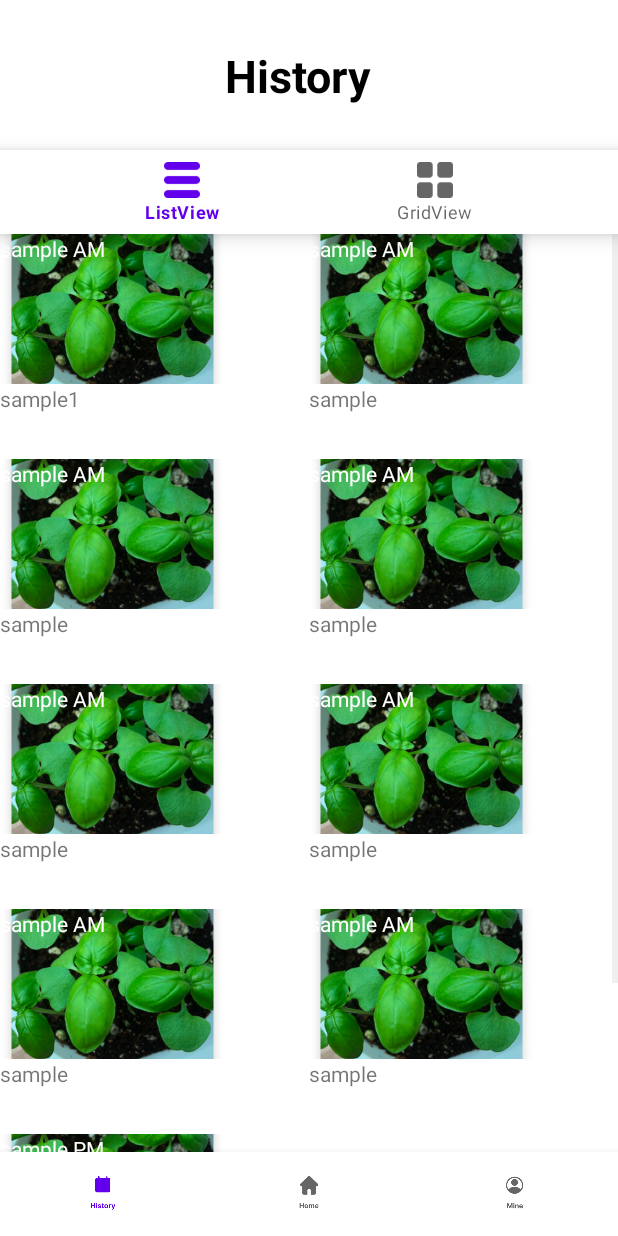
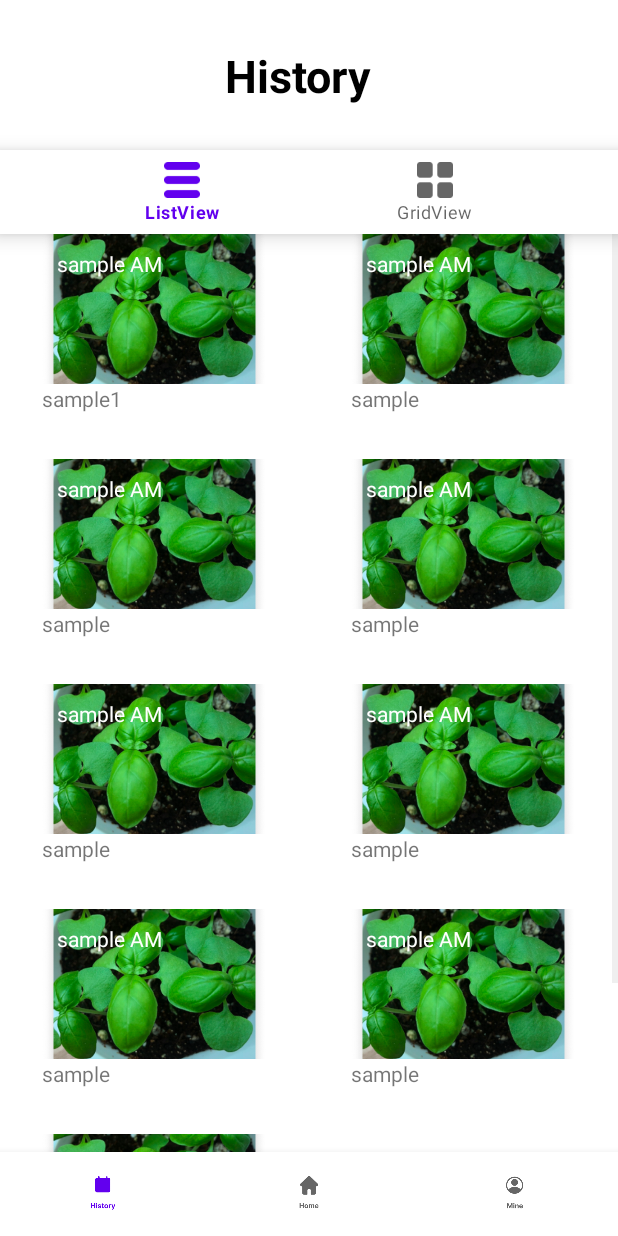
Before and after one commit to dragosh0705/NewMedia, an Android app: the history2 screen opened directly, with no data from a screen before it, on a phone screen of 412 x 824 dp. Run offline under Robolectric (Android 15) with nearby library versions, the phone set to English and light mode, and no system bars.

Commit message:
feat:Adding_done_except_ImageView

```diff
--- a/app/src/main/res/layout/daily_grid_layout.xml
+++ b/app/src/main/res/layout/daily_grid_layout.xml
@@ -1,14 +1,10 @@
 <?xml version="1.0" encoding="utf-8"?>
-<LinearLayout xmlns:android="http://schemas.android.com/apk/res/android"
+<androidx.constraintlayout.widget.ConstraintLayout xmlns:android="http://schemas.android.com/apk/res/android"
     android:layout_width="150dp"
     android:layout_height="150dp"
     xmlns:app="http://schemas.android.com/apk/res-auto"
     android:orientation="vertical">
 
-    <androidx.constraintlayout.widget.ConstraintLayout
-        android:layout_width="match_parent"
-        android:layout_height="wrap_content"
-        >
 
 
     <ImageView
@@ -16,8 +12,8 @@
         android:layout_width="match_parent"
         android:layout_height="100dp"
         android:layout_gravity="top"
-            android:drawable="@drawable/sample_img"
-            app:layout_constraintBottom_toBottomOf="parent"
+        android:src="@drawable/sample_img"
+        app:layout_constraintTop_toTopOf="parent"
         android:scaleType="centerCrop"
         />
 
@@ -30,14 +26,16 @@
         app:layout_constraintVertical_weight="1"
         app:layout_constraintStart_toStartOf="parent"
         app:layout_constraintTop_toTopOf="parent"
+        android:layout_marginLeft="10dp"
+        android:layout_marginTop="10dp"
         android:gravity="left"/>
-    </androidx.constraintlayout.widget.ConstraintLayout>
 
     <TextView
         android:id="@+id/daily_text"
         android:layout_width="match_parent"
         android:layout_height="50dp"
         android:layout_gravity="bottom"
+        app:layout_constraintTop_toBottomOf="@id/daily_image"
         android:text="sample view" />
 
-</LinearLayout>
+</androidx.constraintlayout.widget.ConstraintLayout>
--- a/app/src/main/res/layout/daily_list_layout.xml
+++ b/app/src/main/res/layout/daily_list_layout.xml
@@ -75,6 +75,8 @@
             android:textColor="@color/black"
             android:textSize="15sp"
             android:textStyle="italic"
+            android:maxLines="4"
+            android:ellipsize="end"
             app:layout_constraintBottom_toTopOf="@id/time"
             app:layout_constraintRight_toRightOf="parent"
             app:layout_constraintTop_toTopOf="parent" />
--- a/app/src/main/res/layout/history2.xml
+++ b/app/src/main/res/layout/history2.xml
@@ -1,9 +1,9 @@
 <?xml version="1.0" encoding="utf-8"?>
-<androidx.constraintlayout.widget.ConstraintLayout
-    xmlns:android="http://schemas.android.com/apk/res/android"
+<androidx.constraintlayout.widget.ConstraintLayout xmlns:android="http://schemas.android.com/apk/res/android"
     android:layout_width="match_parent"
     android:layout_height="fill_parent"
     xmlns:app="http://schemas.android.com/apk/res-auto"
+    xmlns:tools="http://schemas.android.com/tools"
     android:orientation="vertical">
 
 
@@ -26,21 +26,6 @@
         android:layout_marginTop="30dp"
         android:layout_marginStart="150dp" />
 
-                <LinearLayout
-                    android:id="@+id/toplinearLayout"
-                    android:layout_width="match_parent"
-                    android:layout_height="match_parent"
-                    android:orientation="vertical"
-                    app:layout_constraintStart_toStartOf="parent"
-                    app:layout_constraintEnd_toEndOf="parent"
-                    app:layout_constraintTop_toBottomOf="@+id/view1">
-
-                        <LinearLayout
-                            android:id="@+id/linearLayout"
-                            android:layout_width="match_parent"
-                            android:layout_height="match_parent"
-                            android:orientation="vertical" />
-                </LinearLayout>
 
     <com.google.android.material.bottomnavigation.BottomNavigationView
         android:id="@+id/topNavigationView"
@@ -53,16 +38,14 @@
 
     <GridView
         android:id="@+id/dailygridview"
+        tools:listitem="@layout/daily_grid_layout"
         android:layout_width="match_parent"
         android:layout_height="0dp"
         android:layout_weight="1"
         android:numColumns="2"
+        android:gravity="center"
         app:layout_constraintTop_toBottomOf="@id/topNavigationView"
-                    app:layout_constraintBottom_toTopOf="@id/bottomNavigationView">
-
-
-
-                </GridView>
+        app:layout_constraintBottom_toTopOf="@id/bottomNavigationView"/>
 
 
     <com.google.android.material.bottomnavigation.BottomNavigationView
--- a/app/src/main/res/menu/top_menu.xml
+++ b/app/src/main/res/menu/top_menu.xml
@@ -3,14 +3,14 @@
     xmlns:app="http://schemas.android.com/apk/res-auto">
 
     <item
-        android:id="@+id/History"
+        android:id="@+id/List"
         android:enabled="true"
         android:icon="@drawable/topnavi1_touched"
         app:showAsAction="always"
         android:title="ListView"/>
 
     <item
-        android:id="@+id/Home"
+        android:id="@+id/Grid"
         android:enabled="true"
         android:icon="@drawable/topnavi2_not_touched"
         app:showAsAction="always"
```
Also changed, not shown: app/src/main/AndroidManifest.xml (+19 -2 lines), app/src/main/java/com/example/newmedia/TopMenuActivity.java (added, +53 -0 lines), app/src/main/java/com/example/newmedia/giveListViewInfo.java (added, +31 -0 lines), app/src/main/java/com/example/newmedia/gridtopnavi.java (added, +29 -0 lines), app/src/main/java/com/example/newmedia/history1.java (+34 -1 lines), app/src/main/java/com/example/newmedia/historybottomnavi.java (+34 -2 lines), app/src/main/java/com/example/newmedia/listadapter.java (+13 -16 lines), app/src/main/java/com/example/newmedia/listtopnavi.java (added, +34 -0 lines), app/src/main/res/layout/history1.xml (+20 -17 lines), app/src/main/res/layout/menu_activity_top.xml (added, +23 -0 lines), app/src/main/res/xml/fileprovider.xml (added, +23 -0 lines), app/src/main/res/drawable/checkbutton.png (added). Lines whose indentation alone changed are shown as unchanged.
